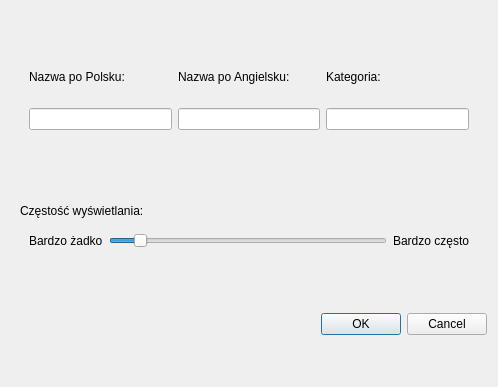
Qt form createCardDialog.ui (xDepcio/projekt-studia-flashcards) before a commit.
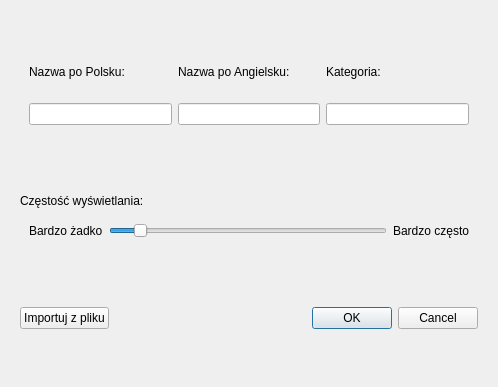
The same form after that commit.

Patch:
```diff
--- a/createCardDialog.ui
+++ b/createCardDialog.ui
@@ -151,6 +151,22 @@
     </widget>
    </item>
    <item>
+    <widget class="QWidget" name="widget_6" native="true">
+     <property name="sizePolicy">
+      <sizepolicy hsizetype="Preferred" vsizetype="Maximum">
+       <horstretch>0</horstretch>
+       <verstretch>0</verstretch>
+      </sizepolicy>
+     </property>
+     <layout class="QHBoxLayout" name="horizontalLayout_4">
+      <item>
+       <widget class="QPushButton" name="btnImport">
+        <property name="text">
+         <string>Importuj z pliku</string>
+        </property>
+       </widget>
+      </item>
+      <item>
     <widget class="QDialogButtonBox" name="btnBox">
      <property name="orientation">
       <enum>Qt::Horizontal</enum>
@@ -158,6 +174,9 @@
      <property name="standardButtons">
       <set>QDialogButtonBox::Cancel|QDialogButtonBox::Ok</set>
      </property>
+       </widget>
+      </item>
+     </layout>
     </widget>
    </item>
   </layout>
```
Lines whose indentation alone changed are shown as unchanged.
